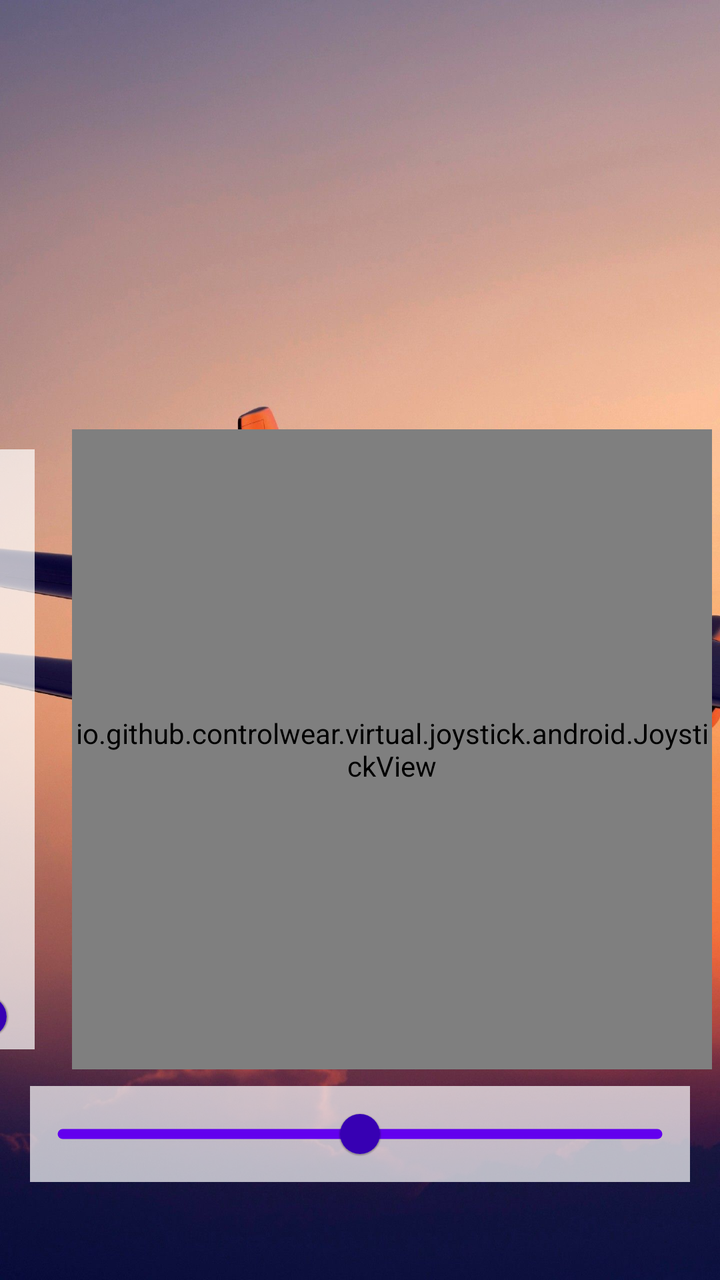
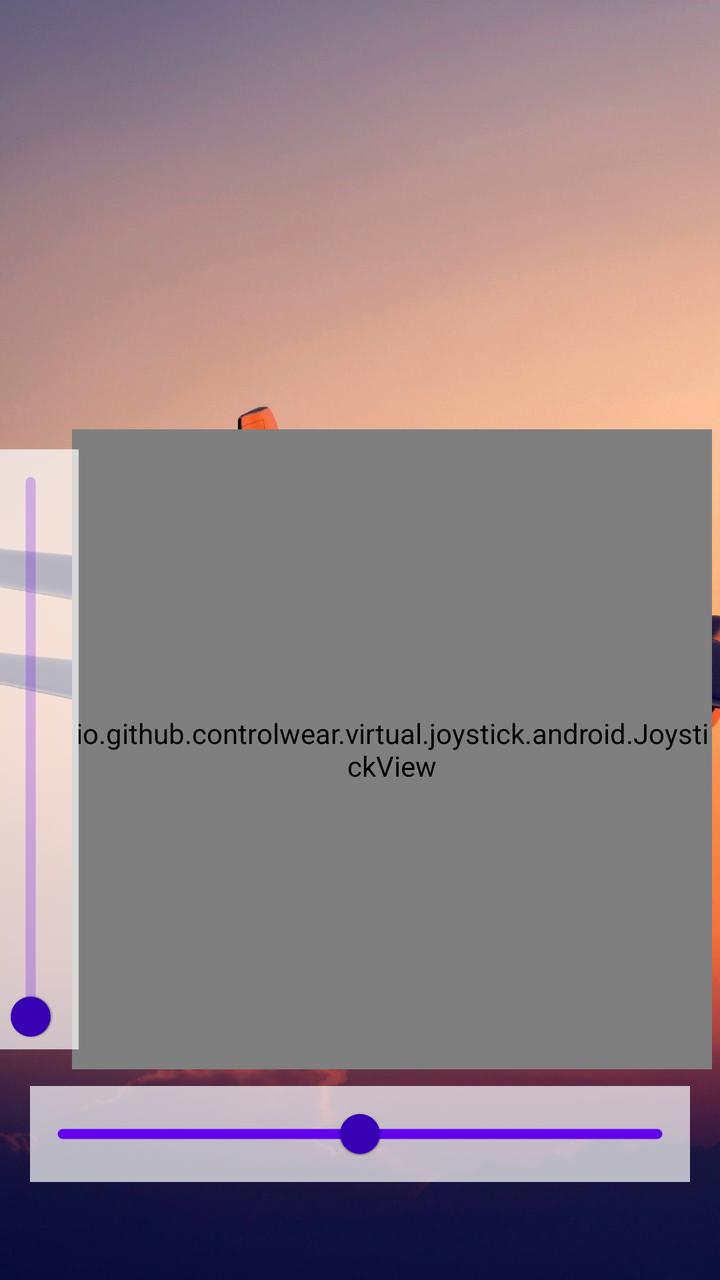

Compare the two renders of this Android layout. The source of the first and the diff that turns it into the second are given below.
<!-- AndroidManifest.xml: application theme AppTheme -->
<!-- res/layout/activity_flight_control.xml -->
<?xml version="1.0" encoding="utf-8"?>
<androidx.constraintlayout.widget.ConstraintLayout
    xmlns:android="http://schemas.android.com/apk/res/android"
    xmlns:app="http://schemas.android.com/apk/res-auto"
    xmlns:tools="http://schemas.android.com/tools"
    android:layout_width="match_parent"
    android:layout_height="match_parent"
    android:background="@drawable/plane_background"
    tools:context=".view.FlightControlActivity">

    <TextView
        android:id="@+id/connectionMessage"
        android:layout_width="350dp"
        android:layout_height="90dp"
        android:textColor="@color/black"
        android:textSize="24sp"
        android:textStyle="bold"
        app:layout_constraintBottom_toTopOf="@+id/joystick"
        app:layout_constraintEnd_toEndOf="parent"
        app:layout_constraintHorizontal_bias="0.5"
        app:layout_constraintStart_toStartOf="parent"
        app:layout_constraintTop_toTopOf="parent"
        app:layout_constraintVertical_bias="0.150" />

    <TextView
        android:id="@+id/aileronText"
        android:layout_width="160dp"
        android:layout_height="50dp"
        android:layout_marginTop="10dp"
        android:textColor="@color/black"
        android:textSize="24sp"
        app:layout_constraintStart_toStartOf="@+id/connectionMessage"
        app:layout_constraintTop_toBottomOf="@+id/connectionMessage" />

    <TextView
        android:id="@+id/elevatorText"
        android:layout_width="160dp"
        android:layout_height="50dp"
        android:layout_marginTop="10dp"
        android:textColor="@color/black"
        android:textSize="24sp"
        app:layout_constraintEnd_toEndOf="@+id/connectionMessage"
        app:layout_constraintTop_toBottomOf="@+id/connectionMessage" />

    <TextView
        android:id="@+id/rudderText"
        android:layout_width="160dp"
        android:layout_height="50dp"
        android:textColor="@color/black"
        android:textSize="24sp"
        app:layout_constraintBottom_toTopOf="@+id/joystick"
        app:layout_constraintStart_toStartOf="@+id/connectionMessage"
        app:layout_constraintTop_toBottomOf="@+id/aileronText" />

    <TextView
        android:id="@+id/throttleText"
        android:layout_width="160dp"
        android:layout_height="50dp"
        android:textColor="@color/black"
        android:textSize="24sp"
        app:layout_constraintBottom_toTopOf="@+id/joystick"
        app:layout_constraintEnd_toEndOf="@+id/connectionMessage"
        app:layout_constraintTop_toBottomOf="@+id/elevatorText" />

    <ImageView
        android:id="@+id/imageView"
        android:layout_width="240dp"
        android:layout_height="240dp"
        app:layout_constraintBottom_toBottomOf="@+id/joystick"
        app:layout_constraintEnd_toEndOf="@+id/joystick"
        app:layout_constraintStart_toStartOf="@+id/joystick"
        app:layout_constraintTop_toTopOf="@+id/joystick"
        app:srcCompat="@drawable/arrows" />

    <io.github.controlwear.virtual.joystick.android.JoystickView
        android:id="@+id/joystick"
        android:layout_width="320dp"
        android:layout_height="320dp"
        app:JV_backgroundColor="@color/white_trans"
        app:JV_borderColor="@color/dimgrey"
        app:JV_borderWidth="5dp"
        app:JV_buttonColor="@color/colorPrimaryDark"
        app:JV_buttonSizeRatio="25%"
        app:JV_fixedCenter="false"
        app:layout_constraintBottom_toBottomOf="parent"
        app:layout_constraintEnd_toEndOf="parent"
        app:layout_constraintHorizontal_bias="0.901"
        app:layout_constraintStart_toStartOf="parent"
        app:layout_constraintTop_toTopOf="parent"
        app:layout_constraintVertical_bias="0.671" />

    <com.google.android.material.slider.Slider
        android:id="@+id/rudder"
        android:layout_width="match_parent"
        android:layout_height="wrap_content"
        android:background="@color/white_trans"
        android:value="0"
        android:valueFrom="-1.0"
        android:valueTo="1.0"
        app:layout_constraintBottom_toBottomOf="parent"
        app:layout_constraintEnd_toEndOf="@+id/joystick"
        app:layout_constraintHorizontal_bias="0.0"
        app:layout_constraintStart_toStartOf="@+id/joystick"
        app:layout_constraintTop_toBottomOf="@+id/joystick"
        app:layout_constraintVertical_bias="0.143"
        android:layout_marginLeft="15dp"
        android:layout_marginRight="15dp"
        app:trackColorActive="@color/colorPrimary"
        app:trackColorInactive="@color/colorPrimary"
        app:thumbColor="@color/colorPrimaryDark"
        app:trackHeight="5dp" />

    <com.google.android.material.slider.Slider
        android:id="@+id/throttle"
        android:layout_width="300dp"
        android:layout_height="50dp"
        android:background="@color/white_trans"
        android:rotation="270"
        android:translationX="107dp"
        android:value="0"
        android:valueFrom="0"
        android:valueTo="1.0"
        app:labelBehavior="gone"
        app:layout_constraintBottom_toBottomOf="@+id/joystick"
        app:layout_constraintEnd_toStartOf="@+id/joystick"
        app:layout_constraintTop_toTopOf="@+id/joystick"
        app:thumbColor="@color/colorPrimaryDark"
        app:trackColorActive="@color/colorPrimary"
        app:trackHeight="5dp" />

</androidx.constraintlayout.widget.ConstraintLayout>
<!-- resources referenced by this layout -->
<resources>
  <color name="black">#FF000000</color>
  <color name="colorPrimary">#6200EE</color>
  <color name="colorPrimaryDark">#3700B3</color>
  <color name="dimgrey">#696969</color>
  <color name="white_trans">#B3FFFFFF</color>
  <!-- drawable arrows: png bitmap (drawable, 32677 bytes) -->
  <!-- drawable plane_background: jpg bitmap (drawable, 185862 bytes) -->
  <style name="AppTheme" parent="Theme.MaterialComponents.Light.DarkActionBar">
          <item name="colorPrimary">@color/colorPrimary</item>
          <item name="colorPrimaryDark">@color/colorPrimaryDark</item>
          <item name="colorAccent">@color/colorAccent</item>
      </style>
  <color name="colorAccent">#03DAC5</color>
</resources>

<!-- the commit's change to res/layout/activity_flight_control.xml (unified diff, before → after) -->
@@ -116,13 +116,12 @@
         android:layout_height="50dp"
         android:background="@color/white_trans"
         android:rotation="270"
-        android:translationX="107dp"
         android:value="0"
         android:valueFrom="0"
         android:valueTo="1.0"
         app:labelBehavior="gone"
         app:layout_constraintBottom_toBottomOf="@+id/joystick"
-        app:layout_constraintEnd_toStartOf="@+id/joystick"
+        app:layout_constraintEnd_toEndOf="@+id/rudderText"
         app:layout_constraintTop_toTopOf="@+id/joystick"
         app:thumbColor="@color/colorPrimaryDark"
         app:trackColorActive="@color/colorPrimary"
